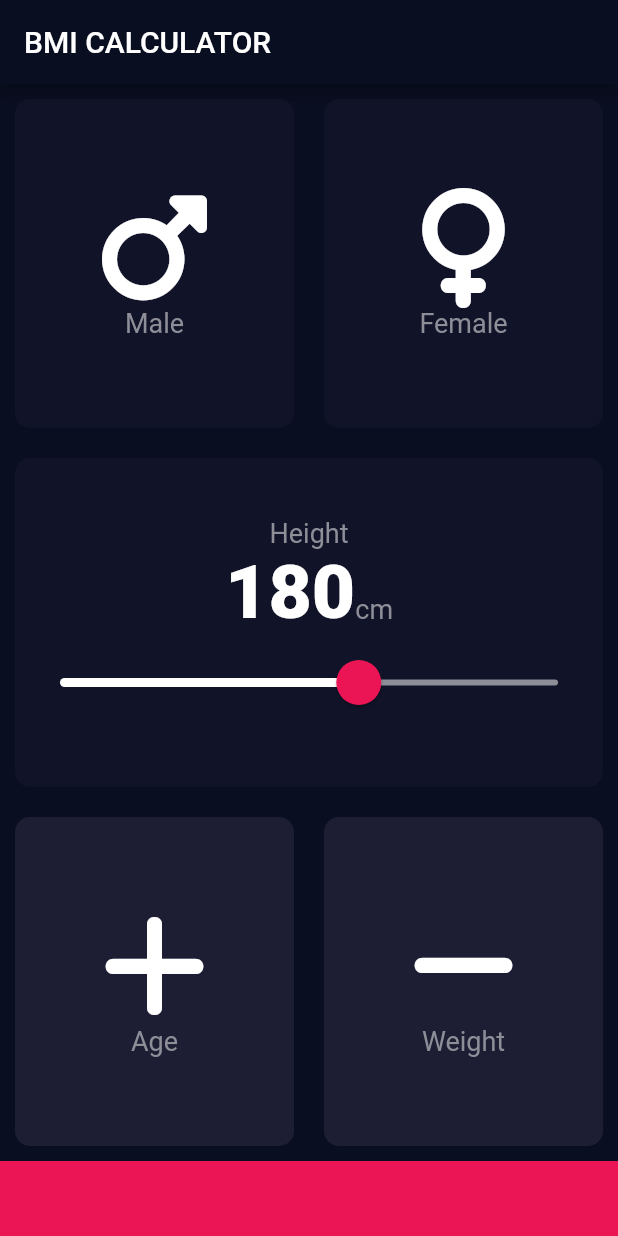
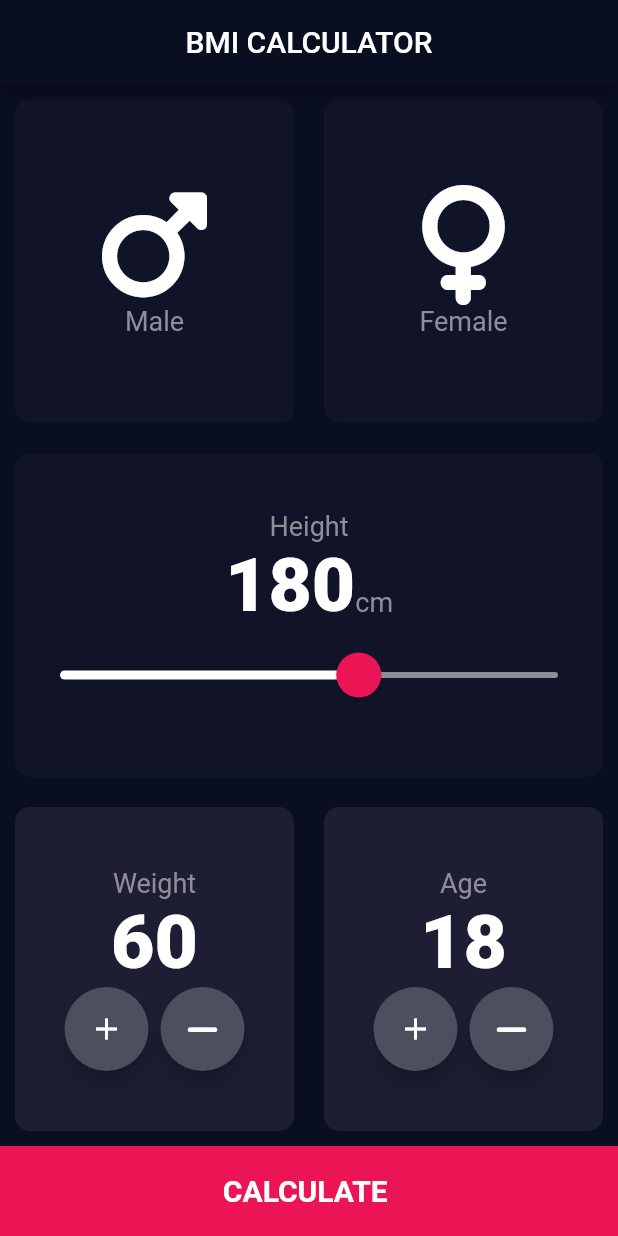
Before and after one commit to hassan-ahmed90/BMI_Calculator, a Flutter app: the screen it shows after launch, on a phone screen of 412 x 824 dp. Run offline on Flutter 3.47's test engine with Material 2 defaults, Android fonts, the phone set to English and light mode, and no system bars; our stand-ins replace font_awesome_flutter.

Commit message:
3st Commit

```diff
--- a/lib/main.dart
+++ b/lib/main.dart
@@ -11,6 +11,7 @@ class MyApp extends StatelessWidget {
   @override
   Widget build(BuildContext context) {
     return MaterialApp(
+      debugShowCheckedModeBanner: false,
       theme: ThemeData.dark().copyWith(
         primaryColor: Color(0xFF0A0E21),
         scaffoldBackgroundColor: Color(0xFF0A0E21),
--- a/lib/screens/input_page.dart
+++ b/lib/screens/input_page.dart
@@ -1,5 +1,5 @@
-
-
+import 'package:bmi_calculator/Functionality/calculated_brain.dart';
+import 'package:bmi_calculator/screens/result_scree.dart';
 import 'package:flutter/material.dart';
 import 'package:font_awesome_flutter/font_awesome_flutter.dart';
 import 'package:bmi_calculator/component/constant.dart';
@@ -12,10 +12,13 @@ class InputPage extends StatefulWidget {
   @override
   State<InputPage> createState() => _InputPageState();
 }
-enum Gender{
-  female, male,shani
-}
-int height =180;
+
+enum Gender { female, male, shani }
+
+int height = 180;
+int weight =60;
+int age=18;
+
 class _InputPageState extends State<InputPage> {
   // Color maleCardColor= inactiveCardColor;
   // Color femaleCardColor = inactiveCardColor;
@@ -37,70 +40,88 @@ class _InputPageState extends State<InputPage> {
   //     }
   //   }
   // }
-  Gender selectedGender=Gender.shani;
+  Gender selectedGender = Gender.shani;
   @override
   Widget build(BuildContext context) {
-
     return Scaffold(
 
       appBar: AppBar(
-        backgroundColor: Color(0xFF0A0E21),
-        title: Text("BMI CALCULATOR"),
+        backgroundColor: const Color(0xFF0A0E21),
+        title: const Text("BMI CALCULATOR"),
+        centerTitle: true,
         //centerTitle: true,
-
       ),
-
       body: Column(
         crossAxisAlignment: CrossAxisAlignment.stretch,
         children: [
-        Expanded(child:Row(
+          Expanded(
+            child: Row(
               children: [
                 Expanded(
                     child: ReusableCard(
-                  onpress: (){
+                        onpress: () {
                           setState(() {
-                      selectedGender=Gender.male;
+                            selectedGender = Gender.male;
                           });
                         },
-                    colour: selectedGender==Gender.male?kactiveCardcolor:kinactiveCardColor,
-            cardChild:IconContent(title: "Male",icon: FontAwesomeIcons.mars,)
-            )),
+                        colour: selectedGender == Gender.male
+                            ? kactiveCardcolor
+                            : kinactiveCardColor,
+                        cardChild: const IconContent(
+                          title: "Male",
+                          icon: FontAwesomeIcons.mars,
+                        ))),
                 Expanded(
                     child: ReusableCard(
-                  onpress: (){
+                  onpress: () {
                     setState(() {
-                      selectedGender=Gender.female;
+                      selectedGender = Gender.female;
                     });
-
                   },
-                  colour: selectedGender==Gender.female?kactiveCardcolor:kinactiveCardColor,
-                  cardChild:IconContent(title: "Female",icon: FontAwesomeIcons.venus,),)),
+                  colour: selectedGender == Gender.female
+                      ? kactiveCardcolor
+                      : kinactiveCardColor,
+                  cardChild: const IconContent(
+                    title: "Female",
+                    icon: FontAwesomeIcons.venus,
+                  ),
+                )),
               ],
-        ),),
+            ),
+          ),
           Expanded(
-            child: ReusableCard(colour: kinactiveCardColor,
+            child: ReusableCard(
+                colour: kinactiveCardColor,
                 cardChild: Column(
                   mainAxisAlignment: MainAxisAlignment.center,
                   // crossAxisAlignment: CrossAxisAlignment.stretch,
                   children: [
-                Text("Height",style: klabetTextStyle,),
+                    const Text(
+                      "Height",
+                      style: klabetTextStyle,
+                    ),
                     Row(
                       mainAxisAlignment: MainAxisAlignment.center,
                       crossAxisAlignment: CrossAxisAlignment.baseline,
                       textBaseline: TextBaseline.alphabetic,
                       children: [
-                    Text(height.toString(),style: knumberTextStyle),
-                     Text("cm",style: klabetTextStyle,)],
+                        Text(height.toString(), style: knumberTextStyle),
+                        const Text(
+                          "cm",
+                          style: klabetTextStyle,
+                        )
+                      ],
                     ),
                     SliderTheme(
                       data: SliderTheme.of(context).copyWith(
-                    inactiveTrackColor :Color(0xFF8D8E98) ,
+                        inactiveTrackColor: const Color(0xFF8D8E98),
                         activeTrackColor: Colors.white,
-                    thumbColor: Color(0xFFEB1555),
-                    thumbShape: RoundSliderThumbShape(enabledThumbRadius: 15),
-                    overlayShape: RoundSliderOverlayShape(overlayRadius: 30),
-                    overlayColor: Color(0x29EB1555),
-
+                        thumbColor: const Color(0xFFEB1555),
+                        thumbShape:
+                            const RoundSliderThumbShape(enabledThumbRadius: 15),
+                        overlayShape:
+                            const RoundSliderOverlayShape(overlayRadius: 30),
+                        overlayColor: const Color(0x29EB1555),
                       ),
                       child: Slider(
                           value: height.toDouble(),
@@ -108,41 +129,124 @@ class _InputPageState extends State<InputPage> {
                           max: 220.0,
                           //activeColor: Color(0xFFEB1555),
                           // inactiveColor:,
-                      onChanged: (newValue){
+                          onChanged: (newValue) {
                             setState(() {
-                      height=newValue.round();
+                              height = newValue.round();
                             });
                           }),
                     )
                   ],
-            ), onpress: (){
-                }),
                 ),
-
+                onpress: () {}),
+          ),
           Expanded(
             child: Row(
               children: [
                 Expanded(
                     child: ReusableCard(
-                      onpress: (){
+                  onpress: () {},
+                  colour: kactiveCardcolor,
+                  cardChild: Column(
+                    mainAxisAlignment: MainAxisAlignment.center,
+                    children: [
+                      const Text("Weight",style: klabetTextStyle,),
+                      Text(weight.toString(),style: knumberTextStyle,),
+                      Row(
+                        mainAxisAlignment: MainAxisAlignment.center,
+                        children: [
+                          FloatingActionButton(
+                            onPressed: (){
+                              setState(() {
+                                weight++;
+                              });
+
                             },
-                  colour: kactiveCardcolor,
-                      cardChild: IconContent(title: "Age",icon: FontAwesomeIcons.plus,),)),
+                            backgroundColor: const Color(0xFF4C4F5E),
+                            child: const Icon(Icons.add,color: Colors.white,),
+                          ),
+                          const SizedBox(width: 8,),
+                          FloatingActionButton(
+                            onPressed: (){
+                              setState(() {
+                                weight--;
+                              });
+
+                            },
+                            backgroundColor: const Color(0xFF4C4F5E),
+                            child: const Icon(FontAwesomeIcons.minus,color: Colors.white,),
+                          )
+                        ],
+                      )
+                    ],
+                  )
+                )),
                 Expanded(
                     child: ReusableCard(
-                      onpress: (){
+                  onpress: () {},
+                  colour: kactiveCardcolor,
+                  cardChild: Column(
+                    mainAxisAlignment: MainAxisAlignment.center,
+                    children: [
+                      const Text("Age",style: klabetTextStyle,),
+                      Text(age.toString(),style: knumberTextStyle,),
+                      Row(
+                        mainAxisAlignment: MainAxisAlignment.center,
+                        children: [
+                          FloatingActionButton(
+                            onPressed: (){
+                              setState(() {
+                                setState(() {
+                                  setState(() {
+                                    age++;
+                                  });
+                                });
+
+                              });
 
                             },
-                      colour: kactiveCardcolor,
-                      cardChild: IconContent(title: "Weight",icon: FontAwesomeIcons.minus,),)),
+                            backgroundColor: const Color(0xFF4C4F5E),
+                            child: const Icon(Icons.add,color: Colors.white,),
+                          ),
+                          const SizedBox(width: 8,),
+                          FloatingActionButton(
+                            onPressed: (){
+                              setState(() {
+                                setState(() {
+                                  age--;
+                                });
+
+                              });
+
+                            },
+                            backgroundColor: const Color(0xFF4C4F5E),
+                            child: const Icon(FontAwesomeIcons.minus,color: Colors.white,),
+                          )
+                        ],
+                      )
+                    ],
+                  )
+                )),
               ],
             ),
           ),
-          Container(
-            height: 50,
+          GestureDetector(
+            onTap: (){
+              Brain brain = Brain(height: height, weight: weight);
+              Navigator.push(context,
+                  MaterialPageRoute(builder: (context)=>
+                      ResultPage(bmiResult: brain.calculateBMIt(),reslultText: brain.getResult(),interpretaion: brain.getInterpretation(),)));
+            },
+            child: Container(
+
+              height: 60,
               width: double.infinity,
-            decoration: BoxDecoration(
+              decoration: const BoxDecoration(
                 color: kbottomContainerColor,
+              ),
+                child: const Center(
+                  child: Text("CALCULATE ",style: TextStyle(fontWeight: FontWeight.bold,fontSize: 20),),
+                ),
+
             ),
           )
         ],
```
Also changed, not shown: lib/Functionality/calculated_brain.dart (added, +34 -0 lines), lib/screens/result_scree.dart (added, +94 -0 lines), lib/screens/splash_screen.dart (added, +16 -0 lines). Lines whose indentation alone changed are shown as unchanged.
